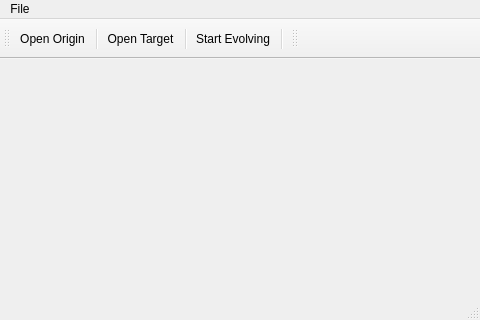
Qt form mainwindow.ui (idaohang/GPSeg) before a commit.
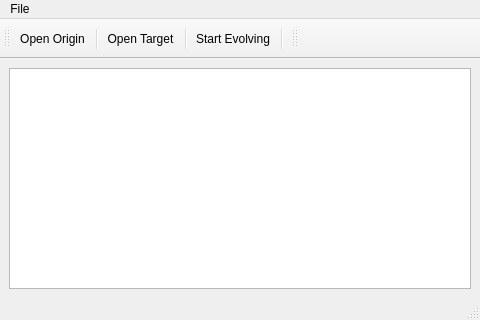
The same form after that commit.

Commit message: Graphics View

The edit to the form file:
```diff
--- a/mainwindow.ui
+++ b/mainwindow.ui
@@ -21,8 +21,8 @@
   </property>
   <property name="maximumSize">
    <size>
-    <width>480</width>
-    <height>320</height>
+    <width>10000</width>
+    <height>10000</height>
    </size>
   </property>
   <property name="windowTitle">
@@ -31,14 +31,7 @@
   <widget class="QWidget" name="centralwidget">
    <layout class="QHBoxLayout" name="horizontalLayout">
     <item>
-     <widget class="QWidget" name="widget" native="true">
-      <property name="maximumSize">
-       <size>
-        <width>480</width>
-        <height>320</height>
-       </size>
-      </property>
-     </widget>
+     <widget class="QGraphicsView" name="graphicsView"/>
     </item>
    </layout>
   </widget>
```
The commit also changes 8 other files.
